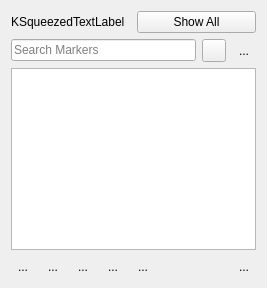
Above: src/ui/guideslist_ui.ui from KDE/kdenlive before the change. Below: the same form after it.
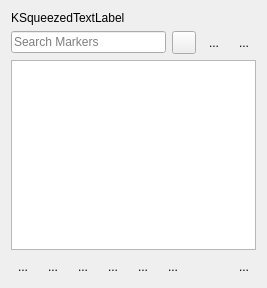
That is the form after the change. Icons and pictures are not drawn. Custom widgets are drawn as their Qt base class.

Commit message:
Add option to show thumbails in markers list dialog
This adds a new option in the guides list menu: show thumbnails

![image](/uploads/a8044fa26f7503d5c8f0cb7bac4ee6c1/image.png){width=236 height=276}

Patch:
```diff
--- a/src/ui/guideslist_ui.ui
+++ b/src/ui/guideslist_ui.ui
@@ -15,41 +15,7 @@
    </rect>
   </property>
   <layout class="QGridLayout" name="gridLayout">
-   <item row="0" column="0" colspan="3">
-    <layout class="QHBoxLayout" name="horizontalLayout_2">
-     <item>
-      <widget class="KSqueezedTextLabel" name="guideslist_label">
-       <property name="text">
-        <string>KSqueezedTextLabel</string>
-       </property>
-      </widget>
-     </item>
-     <item>
-      <widget class="QPushButton" name="show_all">
-       <property name="text">
-        <string>Show All</string>
-       </property>
-       <property name="checkable">
-        <bool>true</bool>
-       </property>
-      </widget>
-     </item>
-    </layout>
-   </item>
-   <item row="1" column="0">
-    <widget class="QLineEdit" name="filter_line">
-     <property name="placeholderText">
-      <string>Search Markers</string>
-     </property>
-     <property name="clearButtonEnabled">
-      <bool>true</bool>
-     </property>
-    </widget>
-   </item>
-   <item row="1" column="1">
-    <widget class="MarkerCategoryButton" name="show_categories"/>
-   </item>
-   <item row="1" column="2">
+   <item row="1" column="3">
     <widget class="QToolButton" name="sort_guides">
      <property name="text">
       <string>...</string>
@@ -65,14 +31,18 @@
      </property>
     </widget>
    </item>
-   <item row="2" column="0" colspan="3">
-    <widget class="QListView" name="guides_list">
-     <property name="alternatingRowColors">
-      <bool>true</bool>
-     </property>
-    </widget>
+   <item row="0" column="0" colspan="4">
+    <layout class="QHBoxLayout" name="horizontalLayout_2">
+     <item>
+      <widget class="KSqueezedTextLabel" name="guideslist_label">
+       <property name="text">
+        <string>KSqueezedTextLabel</string>
+       </property>
+      </widget>
+     </item>
+    </layout>
    </item>
-   <item row="3" column="0" colspan="3">
+   <item row="3" column="0" colspan="4">
     <layout class="QHBoxLayout" name="horizontalLayout">
      <item>
       <widget class="QToolButton" name="guide_add">
@@ -144,6 +114,19 @@
        </property>
       </widget>
      </item>
+     <item>
+      <widget class="QToolButton" name="thumbs_refresh">
+       <property name="text">
+        <string>...</string>
+       </property>
+       <property name="icon">
+        <iconset theme="QIcon::ThemeIcon::ViewRefresh"/>
+       </property>
+       <property name="autoRaise">
+        <bool>true</bool>
+       </property>
+      </widget>
+     </item>
      <item>
       <spacer name="horizontalSpacer">
        <property name="orientation">
@@ -176,6 +159,42 @@
      </item>
     </layout>
    </item>
+   <item row="1" column="1">
+    <widget class="MarkerCategoryButton" name="show_categories"/>
+   </item>
+   <item row="2" column="0" colspan="4">
+    <widget class="QListView" name="guides_list">
+     <property name="alternatingRowColors">
+      <bool>true</bool>
+     </property>
+    </widget>
+   </item>
+   <item row="1" column="0">
+    <widget class="QLineEdit" name="filter_line">
+     <property name="placeholderText">
+      <string>Search Markers</string>
+     </property>
+     <property name="clearButtonEnabled">
+      <bool>true</bool>
+     </property>
+    </widget>
+   </item>
+   <item row="1" column="2">
+    <widget class="QToolButton" name="show_all">
+     <property name="text">
+      <string>...</string>
+     </property>
+     <property name="icon">
+      <iconset theme="QIcon::ThemeIcon::EditSelectAll"/>
+     </property>
+     <property name="checkable">
+      <bool>true</bool>
+     </property>
+     <property name="autoRaise">
+      <bool>true</bool>
+     </property>
+    </widget>
+   </item>
   </layout>
  </widget>
  <customwidgets>
```
The commit also changes 16 other files.
